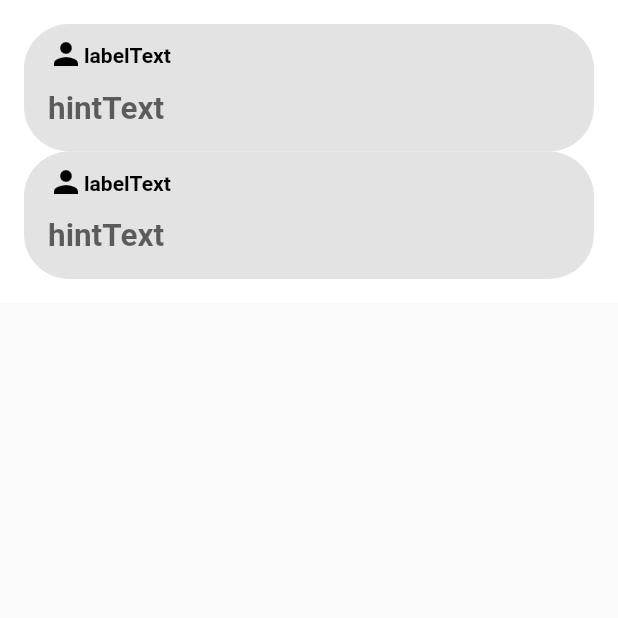
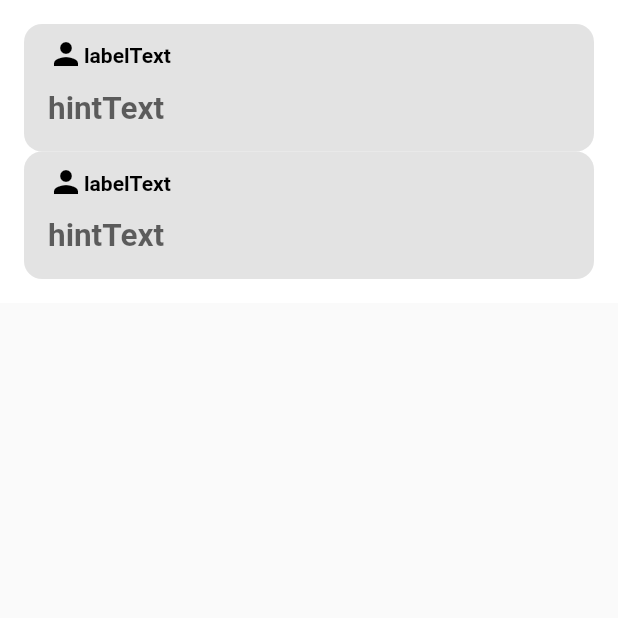
Before and after one commit to qkrwnstlr/kumoh_school_bus, a Flutter app: the screen it shows after launch, on a phone screen of 412 x 824 dp, the top half of it. Run offline on Flutter 3.47's test engine with Material 2 defaults, Android fonts, the phone set to English and light mode, and no system bars; our stand-ins replace flutter_dotenv.

Commit message:
design : change border radius size

```diff
--- a/lib/theme/size_theme.dart
+++ b/lib/theme/size_theme.dart
@@ -1,5 +1,5 @@
 class SizeTheme {
-  static const double borderRadiusSize = 30.0;
+  static const double borderRadiusSize = 12.0;
 
   static const double paddingLargeSize = 16.0;
   static const double paddingMiddleSize = 8.0;
```
